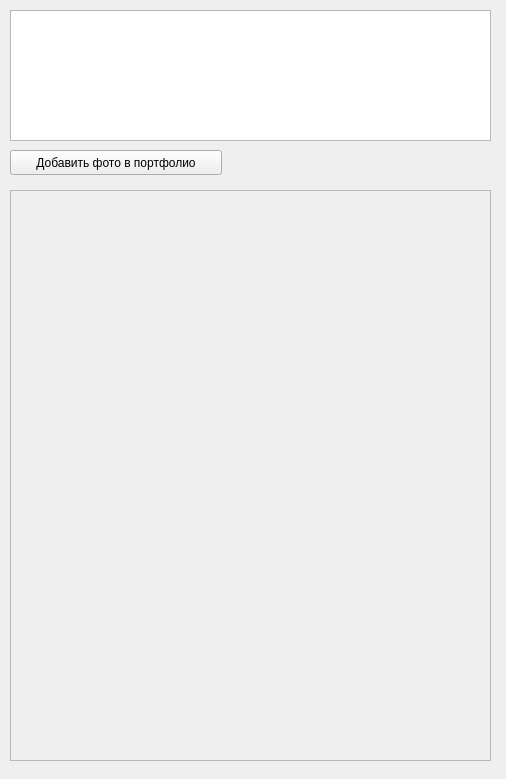
OCCCAS/Yandex, file ui/profile.ui: the form before one commit.
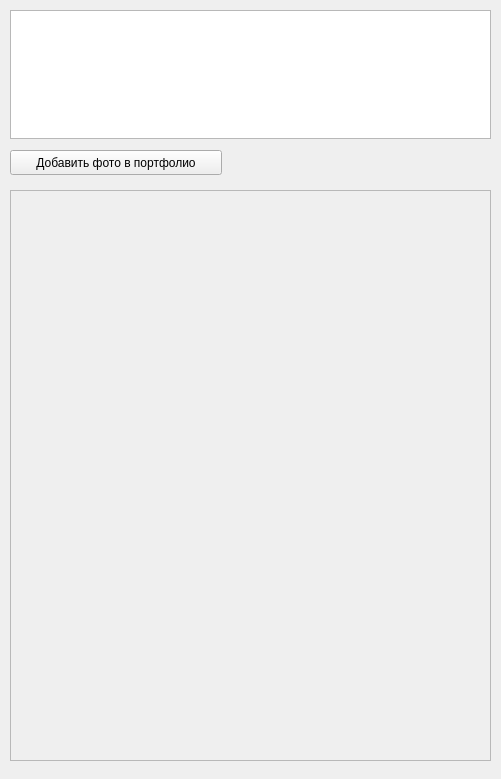
The form after the commit.

Diff of the .ui file:
```diff
--- a/ui/profile.ui
+++ b/ui/profile.ui
@@ -6,28 +6,13 @@
    <rect>
     <x>0</x>
     <y>0</y>
-    <width>506</width>
+    <width>501</width>
     <height>779</height>
    </rect>
   </property>
   <property name="windowTitle">
    <string>Form</string>
   </property>
-  <widget class="QWidget" name="horizontalLayoutWidget">
-   <property name="geometry">
-    <rect>
-     <x>10</x>
-     <y>10</y>
-     <width>481</width>
-     <height>131</height>
-    </rect>
-   </property>
-   <layout class="QHBoxLayout" name="horizontalLayout">
-    <item>
-     <widget class="QTextBrowser" name="tb_profile_info"/>
-    </item>
-   </layout>
-  </widget>
   <widget class="QPushButton" name="btn_add_img_to_portfolio">
    <property name="geometry">
     <rect>
@@ -64,6 +49,16 @@
     </property>
    </widget>
   </widget>
+  <widget class="QTextBrowser" name="tb_profile_info">
+   <property name="geometry">
+    <rect>
+     <x>10</x>
+     <y>10</y>
+     <width>481</width>
+     <height>129</height>
+    </rect>
+   </property>
+  </widget>
  </widget>
  <resources/>
  <connections/>
```
Left out of the diff: 6 changed lines with no effect on the pictures.
